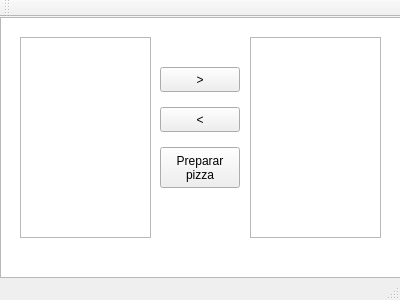
Above: PizzaMenu/mainwindow.ui from cjlcarvalho/pizza-menu before the change. Below: the same form after it.
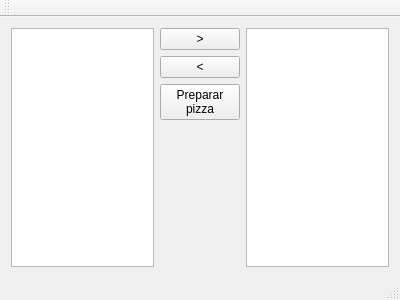
That is the form after the change.

```diff
--- a/PizzaMenu/mainwindow.ui
+++ b/PizzaMenu/mainwindow.ui
@@ -14,76 +14,53 @@
    <string>MainWindow</string>
   </property>
   <widget class="QWidget" name="centralWidget">
-   <widget class="QGraphicsView" name="graphicsView">
-    <property name="geometry">
-     <rect>
-      <x>0</x>
-      <y>0</y>
-      <width>401</width>
-      <height>261</height>
-     </rect>
-    </property>
-   </widget>
-   <widget class="QListWidget" name="selectable">
-    <property name="geometry">
-     <rect>
-      <x>20</x>
-      <y>20</y>
-      <width>131</width>
-      <height>201</height>
-     </rect>
-    </property>
-   </widget>
-   <widget class="QListWidget" name="selected">
-    <property name="geometry">
-     <rect>
-      <x>250</x>
-      <y>20</y>
-      <width>131</width>
-      <height>201</height>
-     </rect>
-    </property>
-   </widget>
+   <layout class="QGridLayout" name="gridLayout">
+    <item row="0" column="0">
+     <widget class="QListWidget" name="selectable"/>
+    </item>
+    <item row="0" column="1">
+     <layout class="QVBoxLayout" name="verticalLayout">
+      <item>
    <widget class="QPushButton" name="moveRightButton">
-    <property name="geometry">
-     <rect>
-      <x>160</x>
-      <y>50</y>
-      <width>80</width>
-      <height>25</height>
-     </rect>
-    </property>
     <property name="text">
      <string>&gt;</string>
     </property>
    </widget>
+      </item>
+      <item>
    <widget class="QPushButton" name="moveLeftButton">
-    <property name="geometry">
-     <rect>
-      <x>160</x>
-      <y>90</y>
-      <width>80</width>
-      <height>25</height>
-     </rect>
-    </property>
     <property name="text">
      <string>&lt;</string>
     </property>
    </widget>
+      </item>
+      <item>
    <widget class="QPushButton" name="preparePizzaButton">
-    <property name="geometry">
-     <rect>
-      <x>160</x>
-      <y>130</y>
-      <width>80</width>
-      <height>41</height>
-     </rect>
-    </property>
     <property name="text">
      <string>Preparar 
 pizza</string>
     </property>
    </widget>
+      </item>
+      <item>
+       <spacer name="verticalSpacer">
+        <property name="orientation">
+         <enum>Qt::Vertical</enum>
+        </property>
+        <property name="sizeHint" stdset="0">
+         <size>
+          <width>20</width>
+          <height>40</height>
+         </size>
+        </property>
+       </spacer>
+      </item>
+     </layout>
+    </item>
+    <item row="0" column="2">
+     <widget class="QListWidget" name="selected"/>
+    </item>
+   </layout>
   </widget>
   <widget class="QMenuBar" name="menuBar">
    <property name="geometry">
```
Lines whose indentation alone changed are shown as unchanged.
